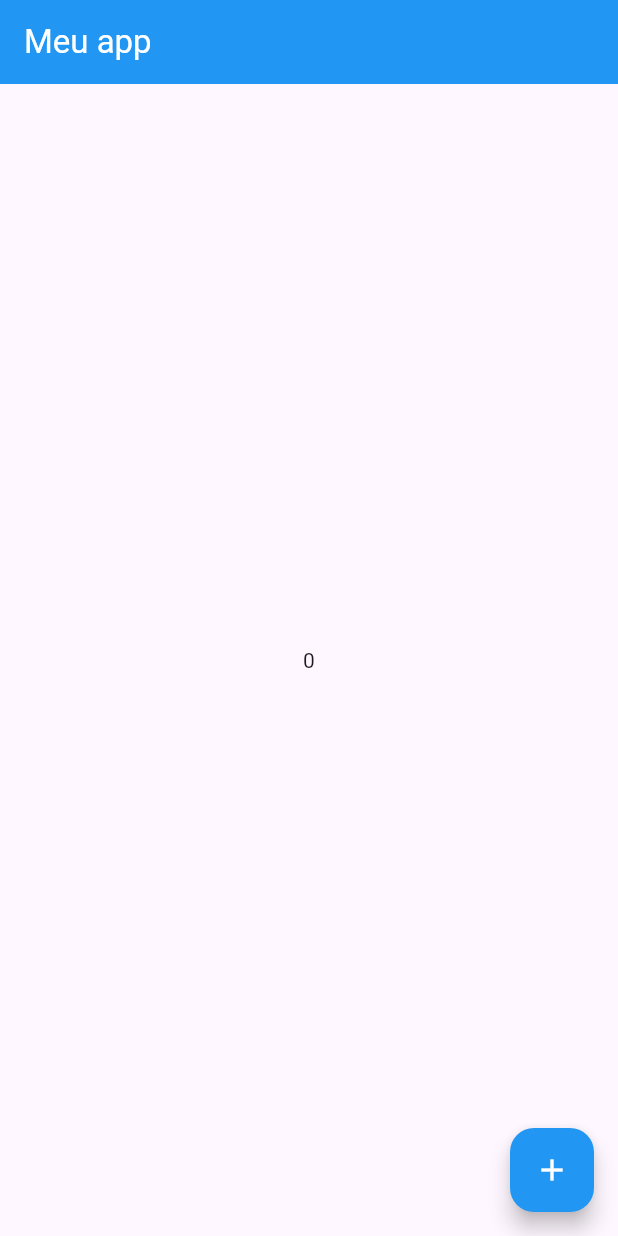
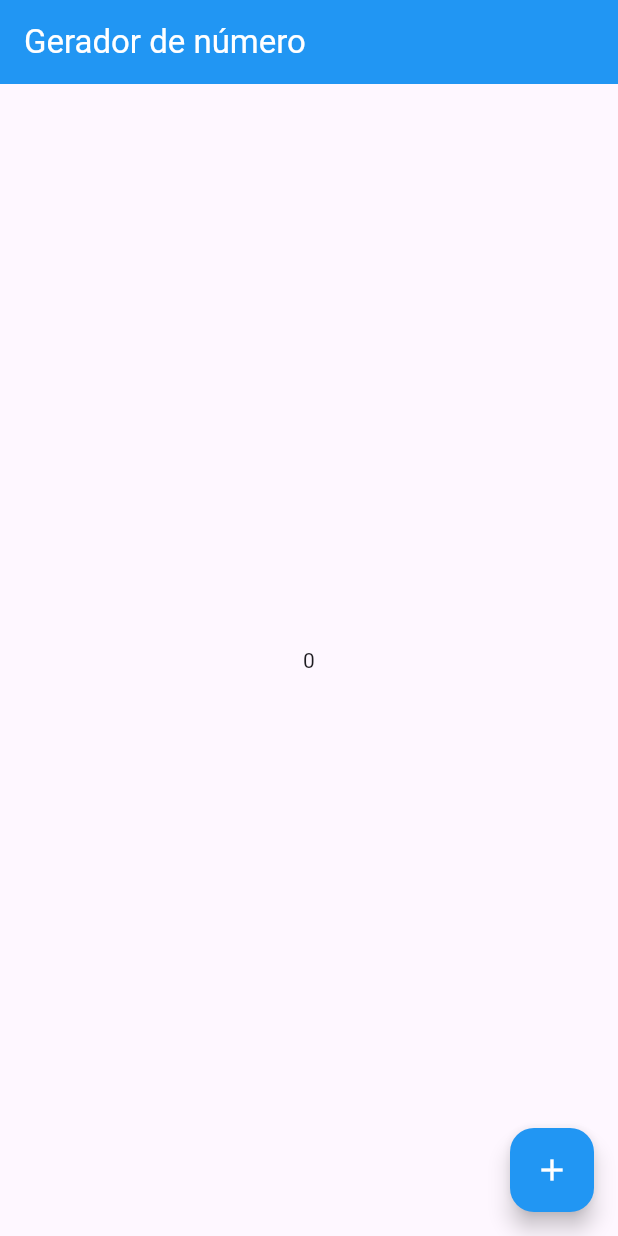
Before and after one commit to gabrielcamurcab/number-generator-flutter, a Flutter app: the screen it shows after launch, on a phone screen of 412 x 824 dp. Run offline on Flutter 3.47's test engine with Material 3 defaults, Android fonts, the phone set to English and light mode, and no system bars.

Commit message:
Alter app name in AppBar

```diff
--- a/lib/pages/home_page.dart
+++ b/lib/pages/home_page.dart
@@ -15,7 +15,7 @@ class _HomePageState extends State<HomePage> {
   Widget build(BuildContext context) {
     return Scaffold(
       appBar: AppBar(
-        title: const Text('Meu app'),
+        title: const Text('Gerador de número'),
       ),
       body: Center(child: Text(randomNumber.toString())),
       floatingActionButton: FloatingActionButton(
```
